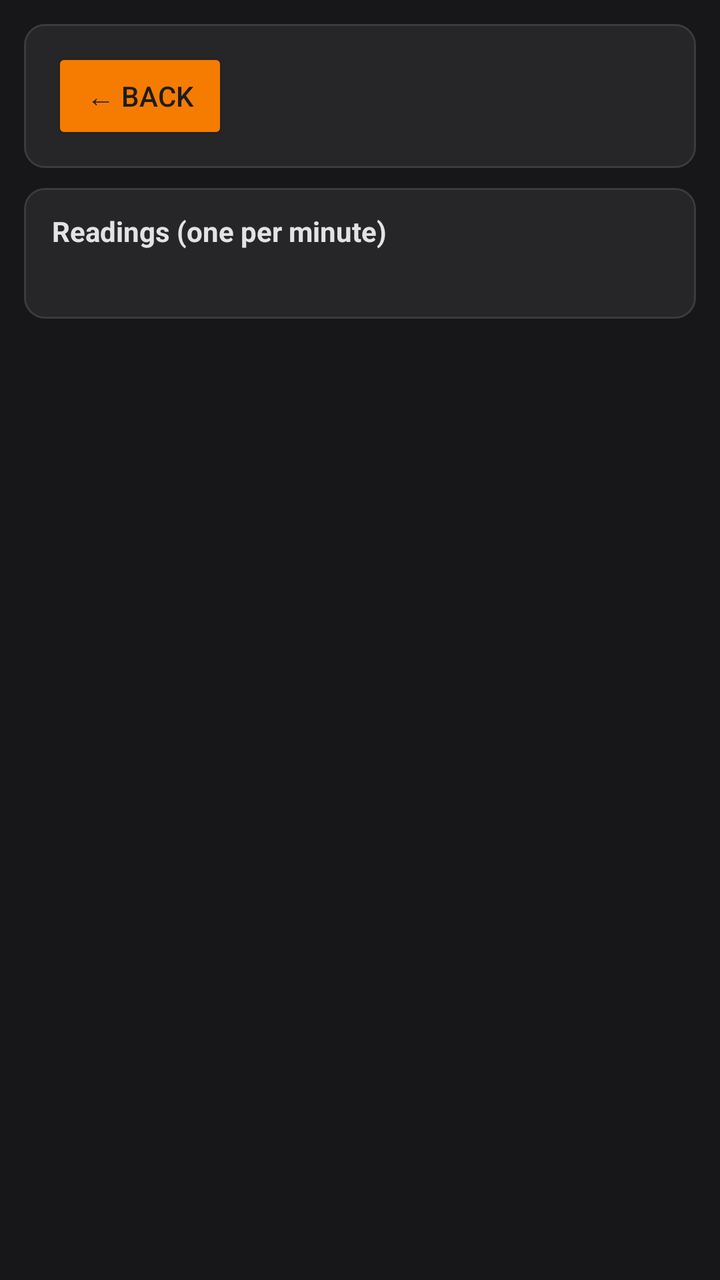
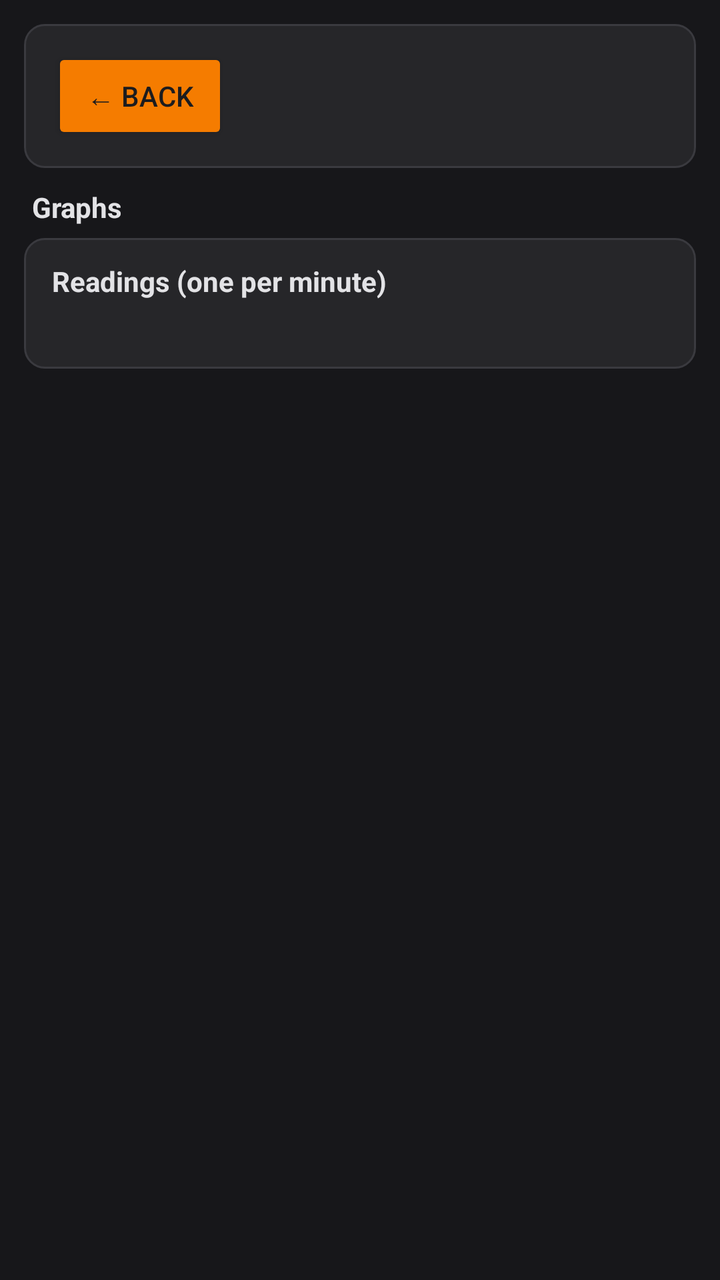

Compare the two renders of this Android layout. The source of the first and the diff that turns it into the second are given below.
<!-- AndroidManifest.xml: application theme Theme.AppCompat.DayNight.NoActionBar -->
<!-- res/layout/screen_history_detail.xml -->
<?xml version="1.0" encoding="utf-8"?>
<ScrollView xmlns:android="http://schemas.android.com/apk/res/android"
    android:layout_width="match_parent"
    android:layout_height="match_parent"
    android:background="@color/page_bg">

    <LinearLayout
        android:orientation="vertical"
        android:layout_width="match_parent"
        android:layout_height="wrap_content"
        android:padding="12dp">

        <LinearLayout style="@style/CardContainer">
            <Button android:id="@+id/backBtn" style="@style/AmberButton" android:text="@string/back" />
        </LinearLayout>

        <LinearLayout
            android:id="@+id/detailHeader"
            android:orientation="vertical"
            android:layout_width="match_parent"
            android:layout_height="wrap_content" />

        <LinearLayout style="@style/CardContainer">
            <TextView style="@style/CardTitle" android:text="@string/history_samples_title" />
            <HorizontalScrollView
                android:layout_width="match_parent"
                android:layout_height="wrap_content">
                <TextView android:id="@+id/detailSamples" style="@style/MonoText" />
            </HorizontalScrollView>
        </LinearLayout>

    </LinearLayout>
</ScrollView>
<!-- resources referenced by this layout -->
<resources>
  <color name="page_bg">#FF17171A</color>
  <string name="back">← Back</string>
  <string name="history_samples_title">Readings (one per minute)</string>
  <style name="AmberButton">
          <item name="android:layout_width">wrap_content</item>
          <item name="android:layout_height">wrap_content</item>
          <item name="android:textColor">@color/on_amber</item>
          <item name="android:backgroundTint">@color/amber</item>
      </style>
  <style name="CardContainer">
          <item name="android:orientation">vertical</item>
          <item name="android:background">@drawable/card_bg</item>
          <item name="android:paddingStart">14dp</item>
          <item name="android:paddingEnd">14dp</item>
          <item name="android:paddingTop">12dp</item>
          <item name="android:paddingBottom">12dp</item>
          <item name="android:layout_marginBottom">10dp</item>
          <item name="android:layout_width">match_parent</item>
          <item name="android:layout_height">wrap_content</item>
      </style>
  <style name="CardTitle">
          <item name="android:layout_width">wrap_content</item>
          <item name="android:layout_height">wrap_content</item>
          <item name="android:textColor">@color/accent_text</item>
          <item name="android:textSize">14sp</item>
          <item name="android:textStyle">bold</item>
          <item name="android:paddingBottom">6dp</item>
      </style>
  <style name="MonoText">
          <item name="android:layout_width">wrap_content</item>
          <item name="android:layout_height">wrap_content</item>
          <item name="android:textColor">@color/text_primary</item>
          <item name="android:textSize">12sp</item>
          <item name="android:typeface">monospace</item>
      </style>
  <color name="on_amber">#FF1C1C1E</color>
  <color name="amber">#FFF57C00</color>
  <!-- drawable card_bg (drawable) -->
  <?xml version="1.0" encoding="utf-8"?>
  <shape xmlns:android="http://schemas.android.com/apk/res/android" android:shape="rectangle">
      <solid android:color="@color/card_bg" />
      <corners android:radius="10dp" />
      <stroke android:width="1dp" android:color="@color/card_border" />
  </shape>
  <color name="accent_text">#FFE3E3E6</color>
  <color name="text_primary">#FFEDEDEF</color>
  <color name="card_bg">#FF262629</color>
  <color name="card_border">#FF3A3A3F</color>
</resources>

<!-- the commit's change to res/layout/screen_history_detail.xml (unified diff, before → after) -->
@@ -20,6 +20,13 @@
             android:layout_width="match_parent"
             android:layout_height="wrap_content" />
 
+        <TextView style="@style/CardTitle" android:paddingStart="4dp" android:text="@string/charts_title" />
+        <LinearLayout
+            android:id="@+id/chartList"
+            android:orientation="vertical"
+            android:layout_width="match_parent"
+            android:layout_height="wrap_content" />
+
         <LinearLayout style="@style/CardContainer">
             <TextView style="@style/CardTitle" android:text="@string/history_samples_title" />
             <HorizontalScrollView
<!-- resource entries referenced after the edit -->
@@ -2,6 +2,7 @@
 <resources>
   <color name="page_bg">#FF17171A</color>
   <string name="back">← Back</string>
+  <string name="charts_title">Graphs</string>
   <string name="history_samples_title">Readings (one per minute)</string>
   <style name="AmberButton">
           <item name="android:layout_width">wrap_content</item>
